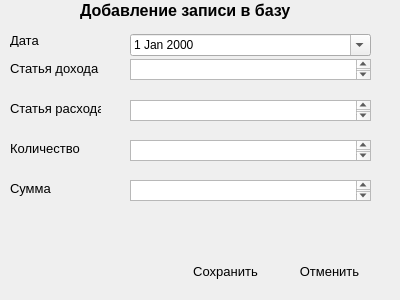
First picture: the form in DialogFormFinance.ui, repository vasarv/TM, before the edit.
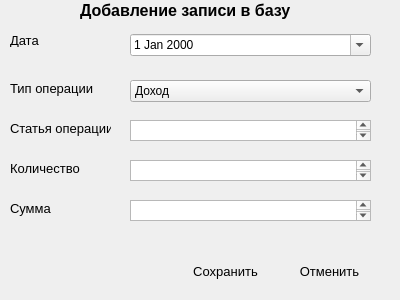
Second picture: the form after the edit. Icons and pictures are not drawn.

```diff
--- a/DialogFormFinance.ui
+++ b/DialogFormFinance.ui
@@ -67,7 +67,7 @@
    <property name="geometry">
     <rect>
      <x>10</x>
-     <y>60</y>
+     <y>80</y>
      <width>91</width>
      <height>16</height>
     </rect>
@@ -78,14 +78,14 @@
     </font>
    </property>
    <property name="text">
-    <string>Статья дохода</string>
+    <string>Тип операции</string>
    </property>
   </widget>
   <widget class="QLabel" name="label_5">
    <property name="geometry">
     <rect>
      <x>10</x>
-     <y>140</y>
+     <y>160</y>
      <width>71</width>
      <height>16</height>
     </rect>
@@ -112,16 +112,6 @@
     <bool>true</bool>
    </property>
   </widget>
-  <widget class="QTextEdit" name="textEditFinance">
-   <property name="geometry">
-    <rect>
-     <x>130</x>
-     <y>59</y>
-     <width>241</width>
-     <height>21</height>
-    </rect>
-   </property>
-  </widget>
   <widget class="QPushButton" name="ButtonSave">
    <property name="geometry">
     <rect>
@@ -182,8 +172,8 @@
    <property name="geometry">
     <rect>
      <x>10</x>
-     <y>100</y>
-     <width>91</width>
+     <y>120</y>
+     <width>101</width>
      <height>16</height>
     </rect>
    </property>
@@ -193,14 +183,14 @@
     </font>
    </property>
    <property name="text">
-    <string>Статья расхода</string>
+    <string>Статья операции</string>
    </property>
   </widget>
   <widget class="QTextEdit" name="textEditFinance_2">
    <property name="geometry">
     <rect>
      <x>130</x>
-     <y>100</y>
+     <y>120</y>
      <width>241</width>
      <height>21</height>
     </rect>
@@ -210,7 +200,7 @@
    <property name="geometry">
     <rect>
      <x>130</x>
-     <y>140</y>
+     <y>160</y>
      <width>241</width>
      <height>21</height>
     </rect>
@@ -220,7 +210,7 @@
    <property name="geometry">
     <rect>
      <x>10</x>
-     <y>180</y>
+     <y>200</y>
      <width>71</width>
      <height>16</height>
     </rect>
@@ -238,12 +228,32 @@
    <property name="geometry">
     <rect>
      <x>130</x>
-     <y>180</y>
+     <y>200</y>
      <width>241</width>
      <height>21</height>
     </rect>
    </property>
   </widget>
+  <widget class="QComboBox" name="comboBoxArticleType">
+   <property name="geometry">
+    <rect>
+     <x>130</x>
+     <y>80</y>
+     <width>241</width>
+     <height>22</height>
+    </rect>
+   </property>
+   <item>
+    <property name="text">
+     <string>Доход</string>
+    </property>
+   </item>
+   <item>
+    <property name="text">
+     <string>Расход</string>
+    </property>
+   </item>
+  </widget>
  </widget>
  <resources/>
  <connections/>
```
Left out of the diff: 21 changed lines with no effect on the pictures.
